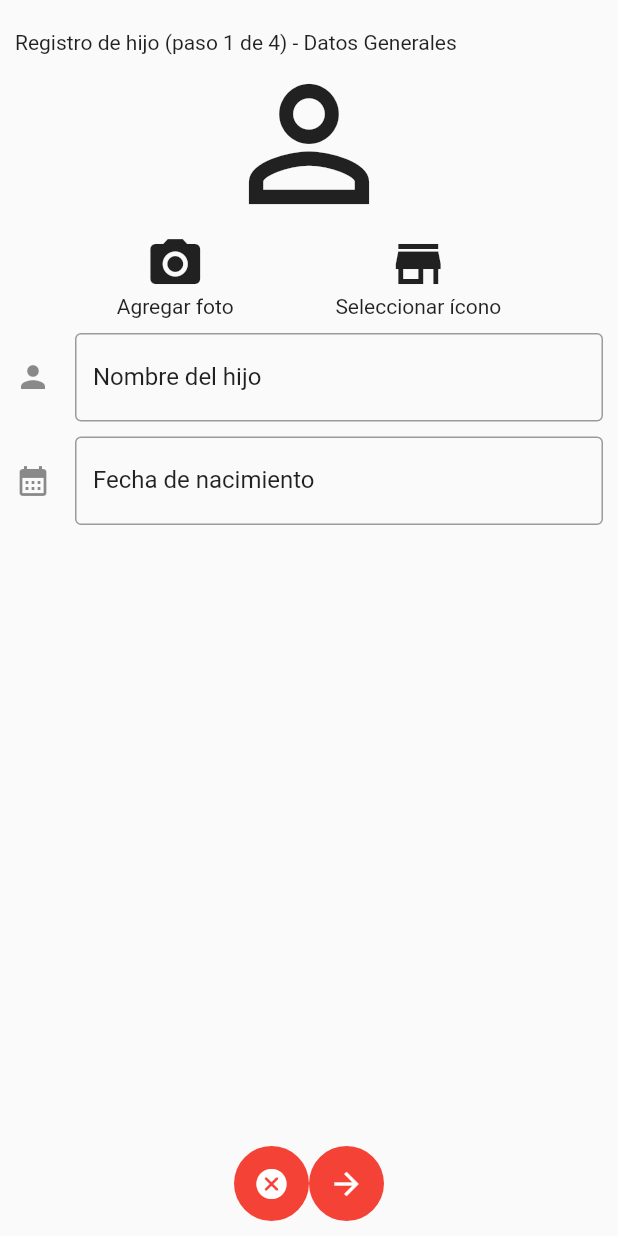
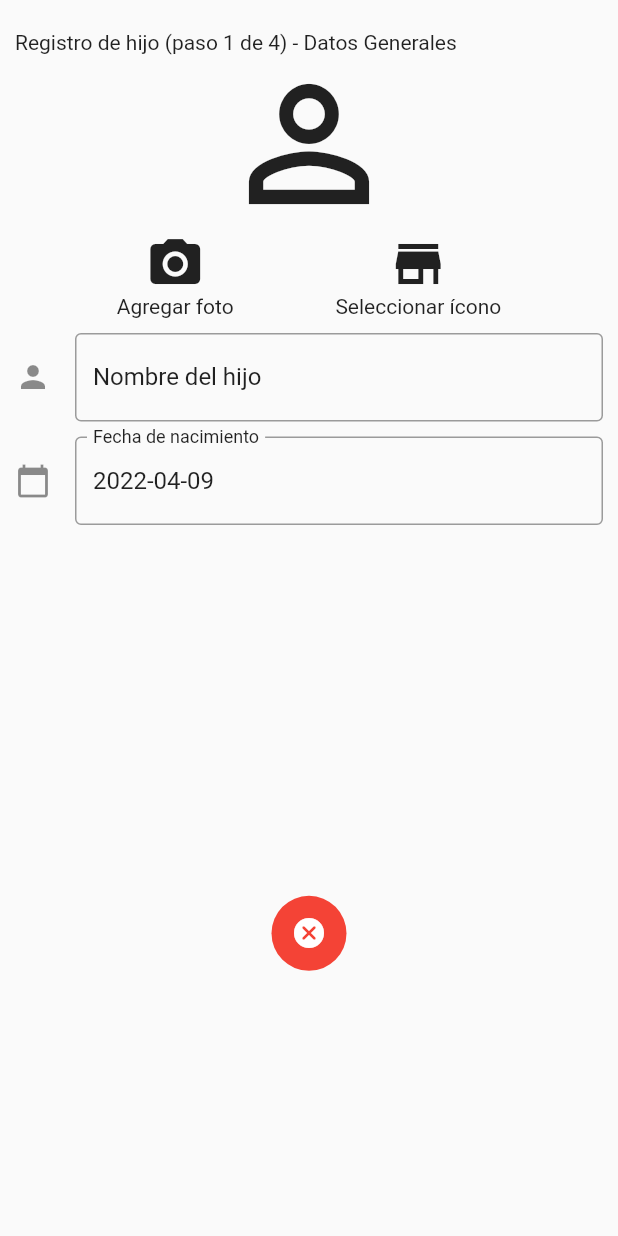
Before and after one commit to LinoMacKay/WeatherProject, a Flutter app: the ChildrenCreateView screen opened by its route, on a phone screen of 412 x 824 dp. Run offline on Flutter 3.47's test engine with Material 2 defaults, Android fonts, the phone set to English and light mode, and no system bars; our stand-ins replace auto_route, rxdart.

```diff
--- a/lib/core/bloc/createChildBloc.dart
+++ b/lib/core/bloc/createChildBloc.dart
@@ -1,24 +1,46 @@
+import 'dart:async';
+
 import 'package:my_project/core/bloc/validators.dart';
 import 'package:rxdart/rxdart.dart';
 
 class CreateChildBloc with Validators {
   BehaviorSubject<String> _nameController = BehaviorSubject<String>();
-  BehaviorSubject<String> _dateController = BehaviorSubject<String>();
-
   Stream<String> get nameStream =>
       _nameController.stream.transform(validateName);
+  Function(String) get changeName => _nameController.sink.add;
+  String get name => _nameController.value;
 
-  Stream<String> get dateStream =>
-      _dateController.stream.transform(validateBirthDate);
+  final _birthdayController = BehaviorSubject<String>();
+  Stream<String> get birthdayStream =>
+      _birthdayController.stream.transform(validateBirthday);
+  Function(String) get changeBirthday => _birthdayController.sink.add;
+  Sink<String> get sinkBirthday => _birthdayController.sink;
+  String get getBirthday => _birthdayController.value;
 
-  Function(String) get changeName => _nameController.sink.add;
-  Function(String) get changeDate => _dateController.sink.add;
+  final validateBirthday =
+      StreamTransformer<String, String>.fromHandlers(handleData: (value, sink) {
+    if (true) {
+      hasEnoughAge(value)
+          ? sink.add(value)
+          : sink.addError('Debe ser mayor de 14 años');
+    }
+  });
+  static bool hasEnoughAge(String date) {
+    DateTime birthDay = DateTime.parse(date);
+    DateTime today = DateTime.now();
 
-  String get name => _nameController.value;
-  String get date => _dateController.value;
+    int totalDays = today.difference(birthDay).inDays;
+
+    int years = totalDays ~/ 365;
+
+    return years >= 0;
+  }
+
+  Stream<bool> get formValidStream =>
+      Rx.combineLatest2(nameStream, birthdayStream, (e, p) => true);
 
   dispose() {
-    _dateController.close();
     _nameController.close();
+    _birthdayController.close();
   }
 }
--- /dev/null
+++ b/lib/model/CreateChildDto.dart
@@ -0,0 +1,4 @@
+class CreateChildDto {
+  String name = '';
+  String birthday = '';
+}
--- a/lib/views/auth/login/login_view.dart
+++ b/lib/views/auth/login/login_view.dart
@@ -122,7 +122,7 @@ class _LoginViewState extends State<LoginView> {
                       );
                     }),
                 const SizedBox(height: 80),
-                StreamBuilder<Object>(
+                StreamBuilder(
                     stream: loginBloc.formValidStream,
                     builder: (context, snapshot) {
                       bool validator = false;
--- a/lib/views/children/create/children_create_view.dart
+++ b/lib/views/children/create/children_create_view.dart
@@ -20,7 +20,18 @@ class _ChildrenCreateViewState extends State<ChildrenCreateView> {
   final pageOneForm = ChildrenCreatePageOneForm();
   CreateChildBloc createChildBloc = CreateChildBloc();
   var _currentPageIndex = 0;
-  final quotesSelected = <QuoteOption?>[null, null, null, null, null, null, null, null, null, null]; // añadi mas nulls porque aumenté la lista de preguntas
+  final quotesSelected = <QuoteOption?>[
+    null,
+    null,
+    null,
+    null,
+    null,
+    null,
+    null,
+    null,
+    null,
+    null
+  ]; // añadi mas nulls porque aumenté la lista de preguntas
   final fototipoOptionViewmodel = FototipoOptionViewmodel();
 
   Widget _currentPage(int index) {
@@ -75,6 +86,7 @@ class _ChildrenCreateViewState extends State<ChildrenCreateView> {
     var screenWidth = MediaQuery.of(context).size.width;
     var screenHeight = MediaQuery.of(context).size.height;
     return Scaffold(
+      resizeToAvoidBottomInset: false,
       body: Container(
         width: screenWidth,
         height: screenHeight,
--- a/lib/views/children/create/pages/page_one/children_create_page_one.dart
+++ b/lib/views/children/create/pages/page_one/children_create_page_one.dart
@@ -1,20 +1,41 @@
 import 'package:flutter/material.dart';
 import 'package:my_project/core/bloc/createChildBloc.dart';
 import 'package:my_project/helper/ui/ui_library.dart';
+import 'package:my_project/model/CreateChildDto.dart';
 import 'package:my_project/utils/Utils.dart';
 import 'package:my_project/views/children/create/pages/page_one/children_create_page_one_form.dart';
 
-class ChildrenCreatePageOne extends StatelessWidget {
+class ChildrenCreatePageOne extends StatefulWidget {
   final ChildrenCreatePageOneForm form;
   final VoidCallback? onContinue;
   final CreateChildBloc? bloc;
-  const ChildrenCreatePageOne(
+  ChildrenCreatePageOne(
       {Key? key, required this.form, this.onContinue, this.bloc})
       : super(key: key);
 
   @override
+  State<ChildrenCreatePageOne> createState() => _ChildrenCreatePageOneState();
+}
+
+class _ChildrenCreatePageOneState extends State<ChildrenCreatePageOne> {
+  CreateChildDto createChildDto = CreateChildDto();
+  TextEditingController _dateController = TextEditingController();
+  @override
+  void initState() {
+    String dateFormat =
+        "${DateTime.now().year.toString()}-${DateTime.now().month.toString().padLeft(2, '0')}-${DateTime.now().day.toString().padLeft(2, '0')}";
+    widget.bloc!.changeBirthday(dateFormat);
+    createChildDto.birthday = dateFormat;
+    super.initState();
+  }
+
+  @override
   Widget build(BuildContext context) {
-    return Column(
+    var screenHeight = MediaQuery.of(context).size.height;
+    return SingleChildScrollView(
+      child: SizedBox(
+        height: screenHeight,
+        child: Column(
           children: <Widget>[
             const SizedBox(height: 10),
             const Align(
@@ -41,11 +62,11 @@ class ChildrenCreatePageOne extends StatelessWidget {
             ),
             const SizedBox(height: 10),
             StreamBuilder(
-            stream: bloc?.nameStream,
+                stream: widget.bloc?.nameStream,
                 builder: (context, snapshot) {
                   return TextFormField(
                     //     key: Key(widget.user.lastName),
-                onChanged: (val) => bloc!.changeName(val),
+                    onChanged: (val) => widget.bloc!.changeName(val),
                     style: TextStyle(
                         color: Theme.of(context).textTheme.bodyText1!.color),
                     //readOnly: !isEditable,
@@ -60,54 +81,97 @@ class ChildrenCreatePageOne extends StatelessWidget {
                     },
                     decoration: InputDecoration(
                         icon: Icon(Icons.person),
-                    errorText:
-                        snapshot.hasError ? snapshot.error.toString() : null,
+                        errorText: snapshot.hasError
+                            ? snapshot.error.toString()
+                            : null,
                         border: OutlineInputBorder(
                           borderSide: BorderSide(width: 1, color: Colors.black),
                         ),
                         labelText: 'Nombre del hijo',
                         labelStyle: TextStyle(
-                        color: Theme.of(context).textTheme.bodyText1!.color)),
+                            color:
+                                Theme.of(context).textTheme.bodyText1!.color)),
                   );
                 }),
             SizedBox(
               height: 10,
             ),
             StreamBuilder(
-            stream: bloc?.dateStream,
-            builder: (context, snapshot) {
+                stream: widget.bloc!.birthdayStream,
+                builder: (ctx, snapshot) {
+                  _dateController.text = createChildDto.birthday;
                   return TextFormField(
-                //     key: Key(widget.user.lastName),
-                onChanged: (val) => bloc!.changeDate(val),
+                    key: Key(createChildDto.birthday),
+                    controller: _dateController,
                     style: TextStyle(
                         color: Theme.of(context).textTheme.bodyText1!.color),
-                //readOnly: !isEditable,
                     textInputAction: TextInputAction.next,
                     onSaved: (value) {
-                  // _updateDto.lastName = value;
+                      createChildDto.birthday = value!;
+                    },
+                    onChanged: (value) {
+                      widget.bloc!.sinkBirthday.add(value);
+                    },
+                    onTap: () {
+                      showDatePicker(
+                              context: context,
+                              initialDate:
+                                  DateTime.parse(widget.bloc!.getBirthday),
+                              firstDate: DateTime(1950),
+                              lastDate: DateTime.now())
+                          .then((date) {
+                        String dateFormat =
+                            "${date!.year.toString()}-${date.month.toString().padLeft(2, '0')}-${date.day.toString().padLeft(2, '0')}";
+                        createChildDto.birthday = dateFormat;
+                        widget.bloc!.changeBirthday(dateFormat);
+                      });
                     },
                     validator: (value) {
                       if (value!.isEmpty) {
-                    return "Por favor ingrese el nombre de su hijo";
+                        return "Por favor ingrese su fecha de nacimiento";
                       }
                     },
                     decoration: InputDecoration(
-                    icon: Icon(Icons.calendar_month),
-                    errorText:
-                        snapshot.hasError ? snapshot.error.toString() : null,
+                        icon: Icon(Icons.calendar_today),
+                        errorText: snapshot.hasError
+                            ? snapshot.error.toString()
+                            : null,
                         border: OutlineInputBorder(
                           borderSide: BorderSide(width: 1, color: Colors.black),
                         ),
                         labelText: 'Fecha de nacimiento',
                         labelStyle: TextStyle(
-                        color: Theme.of(context).textTheme.bodyText1!.color)),
+                            color:
+                                Theme.of(context).textTheme.bodyText1!.color)),
                   );
                 }),
-        Expanded(child: SizedBox()),
+            SizedBox(
+              height: screenHeight * 0.3,
+            ),
             Row(
               mainAxisAlignment: MainAxisAlignment.center,
               children: [
-            Ink(
+                StreamBuilder(
+                    stream: widget.bloc!.formValidStream,
+                    builder: (ctx, snapshot) {
+                      bool validator = false;
+
+                      if (snapshot.hasData) validator = snapshot.data as bool;
+                      print(validator);
+                      return validator
+                          ? Ink(
+                              height: 50,
+                              width: 50,
+                              decoration: ShapeDecoration(
+                                color: Colors.red,
+                                shape: CircleBorder(),
+                              ),
+                              child: IconButton(
+                                  icon: Icon(Icons.arrow_forward),
+                                  color: Colors.white,
+                                  onPressed: widget.onContinue),
+                            )
+                          : Ink(
                               height: 50,
                               width: 50,
                               decoration: ShapeDecoration(
@@ -121,22 +185,13 @@ class ChildrenCreatePageOne extends StatelessWidget {
                                   Utils.homeNavigator.currentState!.pop();
                                 },
                               ),
-            ),
-            Ink(
-              height: 50,
-              width: 50,
-              decoration: ShapeDecoration(
-                color: Colors.red,
-                shape: CircleBorder(),
-              ),
-              child: IconButton(
-                  icon: Icon(Icons.arrow_forward),
-                  color: Colors.white,
-                  onPressed: onContinue),
-            ),
+                            );
+                    }),
               ],
             )
           ],
+        ),
+      ),
     );
   }
 }
```
Lines whose indentation alone changed are shown as unchanged.
